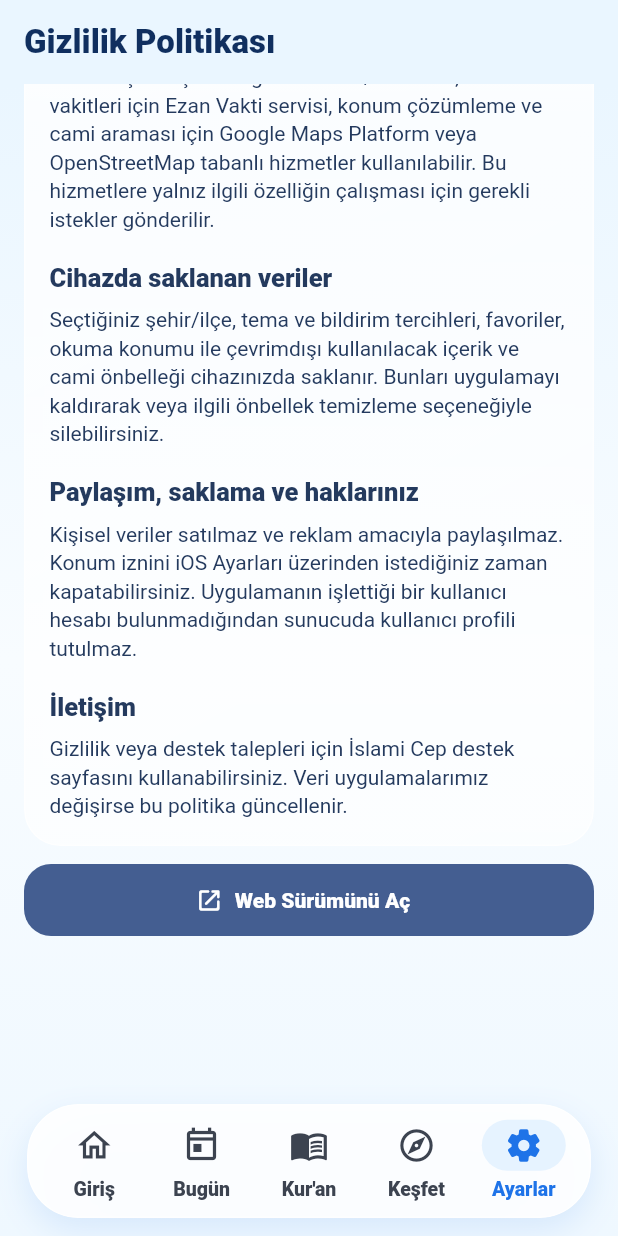
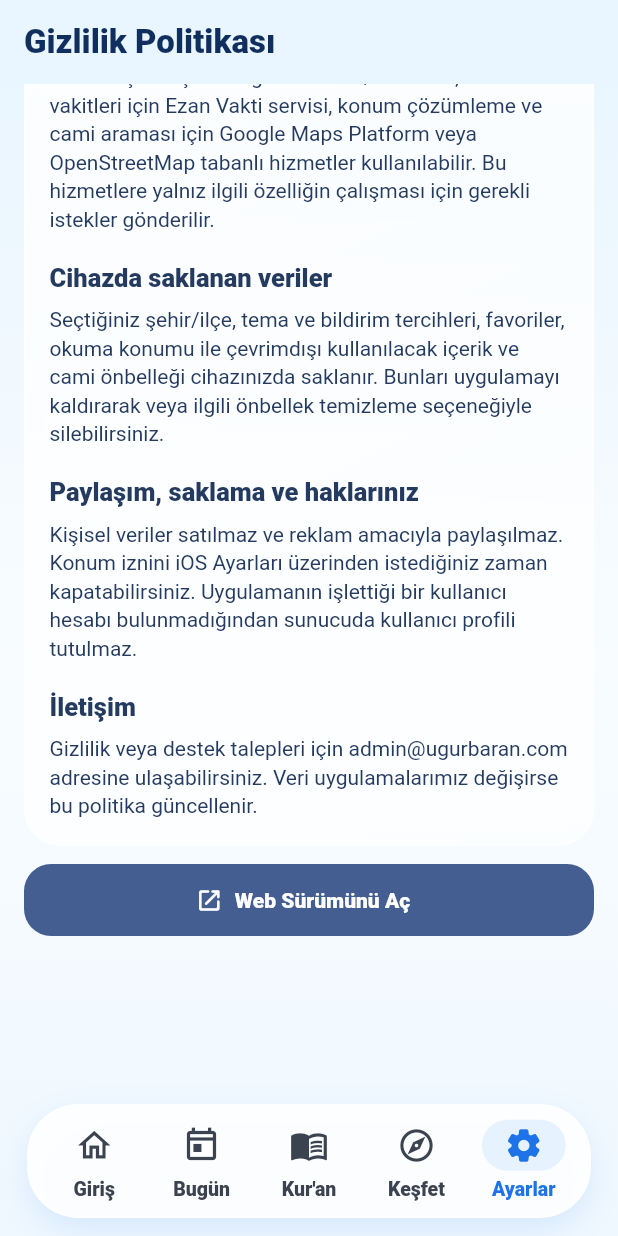
Before and after one commit to ugurbarann/islamic-app, a Flutter app: the PrivacyPolicyScreen screen opened by its route, scrolled down 253 dp, on a phone screen of 412 x 824 dp. Run offline on Flutter 3.47's test engine with Material 3 defaults, Android fonts, the phone set to English and light mode, and no system bars; our stand-ins replace cloud_firestore, dio, firebase_core, flutter_compass, flutter_local_notifications, flutter_riverpod and 5 more; accounts and stored records are empty; network calls fail.

Commit message:
docs: add support email

```diff
--- a/lib/features/settings/presentation/screens/privacy_policy_screen.dart
+++ b/lib/features/settings/presentation/screens/privacy_policy_screen.dart
@@ -89,8 +89,8 @@ class _PolicyText extends StatelessWidget {
         Text('İletişim', style: titleStyle),
         const SizedBox(height: 6),
         Text(
-          'Gizlilik veya destek talepleri için İslami Cep destek sayfasını '
-          'kullanabilirsiniz. Veri uygulamalarımız değişirse bu politika '
+          'Gizlilik veya destek talepleri için admin@ugurbaran.com adresine '
+          'ulaşabilirsiniz. Veri uygulamalarımız değişirse bu politika '
           'güncellenir.',
           style: bodyStyle,
         ),
```
Also changed, not shown: 3 other files.
